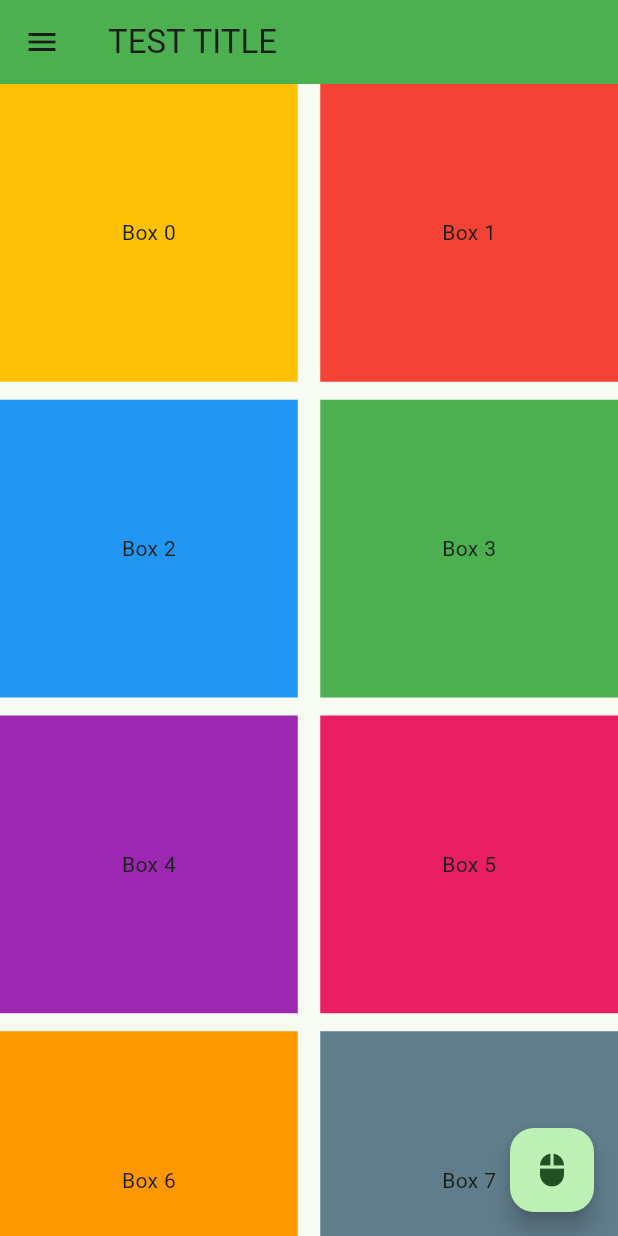
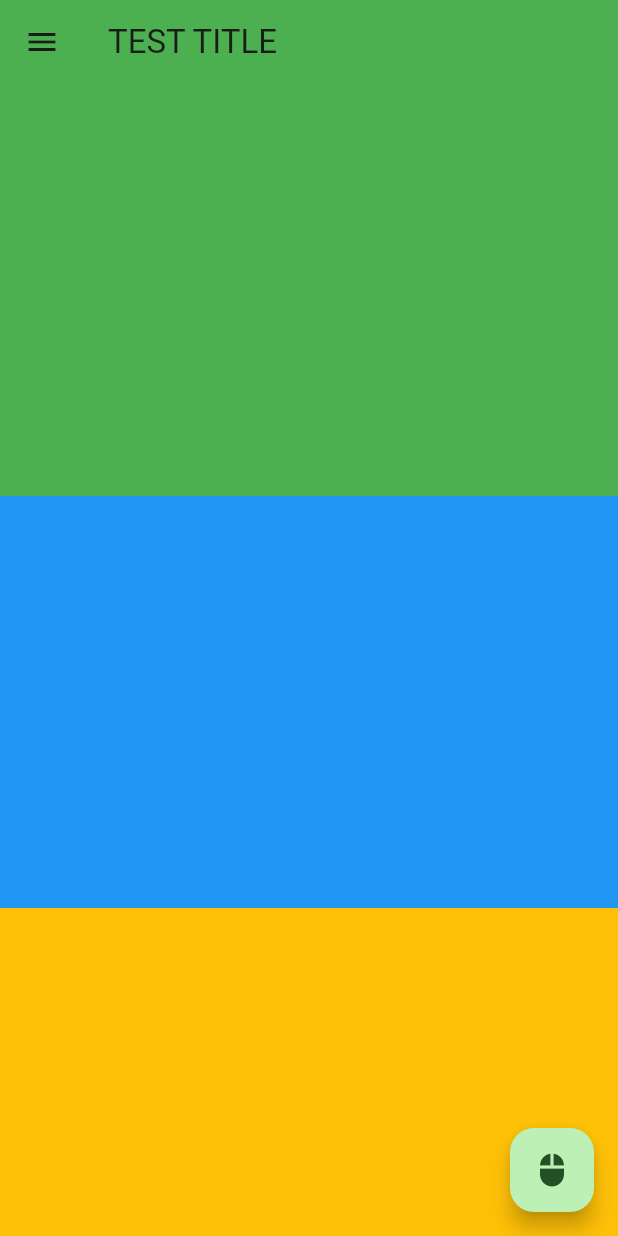
Before and after one commit to llilliililli/fluuterStudy, a Flutter app: the screen it shows after launch, on a phone screen of 412 x 824 dp. Run offline on Flutter 3.47's test engine with Material 3 defaults, Android fonts, the phone set to English and light mode, and no system bars.

Commit message:
flutter 9강 - 스크롤뷰 구현

```diff
--- a/lib/main.dart
+++ b/lib/main.dart
@@ -284,19 +284,94 @@ class _MyHomePageState extends State<MyHomePage> {
       //   ],
       // ),
 
-      GridView.builder( //part8 GridView builder
-        gridDelegate: SliverGridDelegateWithFixedCrossAxisCount(
-          crossAxisCount: 2,
-          crossAxisSpacing: 15.0,
-          mainAxisSpacing: 12.0
+      // GridView.builder( //part8 GridView builder
+      //   gridDelegate: SliverGridDelegateWithFixedCrossAxisCount(
+      //     crossAxisCount: 2,
+      //     crossAxisSpacing: 15.0,
+      //     mainAxisSpacing: 12.0
+      //     ),
+      //   itemCount: postList2.length,
+      //   itemBuilder: (BuildContext con, int index){
+      //     return postContainerGrid(
+      //       number:  postList2[index]["number"] as String,
+      //       colorData: postList2[index]["color"] as Color,
+      //     );
+      //   }),
+
+      SingleChildScrollView( //part9 스크롤 구현
+        child:
+          Column(
+            children: [
+              SizedBox( // 화면 3등분 스크롤뷰 구현
+                height: MediaQuery.of(context).size.height/3,
+                child: SingleChildScrollView(child: Column(children: [
+                  Container(
+                    width: MediaQuery.of(context).size.width,
+                    height: 300,
+                    color: Colors.green,
+                  ),
+                  Container(
+                    width: MediaQuery.of(context).size.width,
+                    height: 300,
+                    color: Colors.red,
+                  ),
+                  Container(
+                    width: MediaQuery.of(context).size.width,
+                    height: 300,
+                    color: Colors.yellow,
+                  ),
+                ],
+                ),
+                ),
+              ),
+              SizedBox( // 화면 3등분 스크롤뷰 구현
+                height: MediaQuery.of(context).size.height/3,
+                child: SingleChildScrollView(child: Column(children: [
+                  Container(
+                    width: MediaQuery.of(context).size.width,
+                    height: 300,
+                    color: Colors.blue,
+                  ),
+                  Container(
+                    width: MediaQuery.of(context).size.width,
+                    height: 300,
+                    color: Colors.pink,
+                  ),
+                  Container(
+                    width: MediaQuery.of(context).size.width,
+                    height: 300,
+                    color: Colors.purple,
+                  ),
+                ],
+                ),
+                ),
+              ),
+               SizedBox( // 화면 3등분 스크롤뷰 구현
+                height: MediaQuery.of(context).size.height/3,
+                child: SingleChildScrollView(child: Column(children: [
+                  Container(
+                    width: MediaQuery.of(context).size.width,
+                    height: 300,
+                    color: Colors.amber,
+                  ),
+                  Container(
+                    width: MediaQuery.of(context).size.width,
+                    height: 300,
+                    color: Colors.black,
+                  ),
+                  Container(
+                    width: MediaQuery.of(context).size.width,
+                    height: 300,
+                    color: Colors.orange,
+                  ),
+                ],
+                ),
+                ),
+              )
+
+            ],
           ),
-        itemCount: postList2.length,
-        itemBuilder: (BuildContext con, int index){
-          return postContainerGrid(
-            number:  postList2[index]["number"] as String,
-            colorData: postList2[index]["color"] as Color,
-          );
-        }),
+      ),
 
       floatingActionButton: FloatingActionButton( // 플로팅버튼
         onPressed: () => print("clicked"),
```
